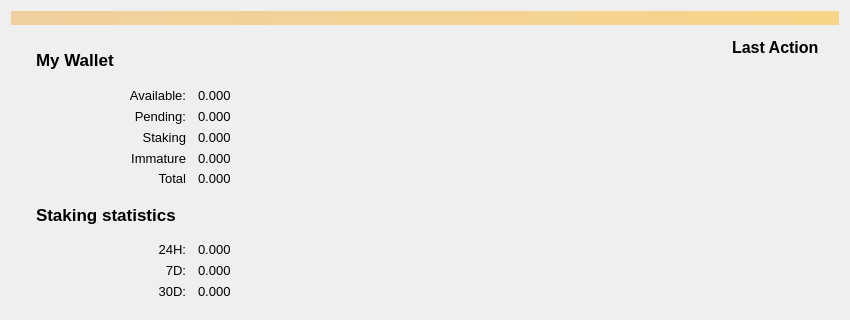
Above: src/qt/forms/overviewpage.ui from mammix2/boostcoin before the change; both pictures show x 0 to 850 and y 0 to 320 of the 850 by 505 pixel window. Below: the same form after it.
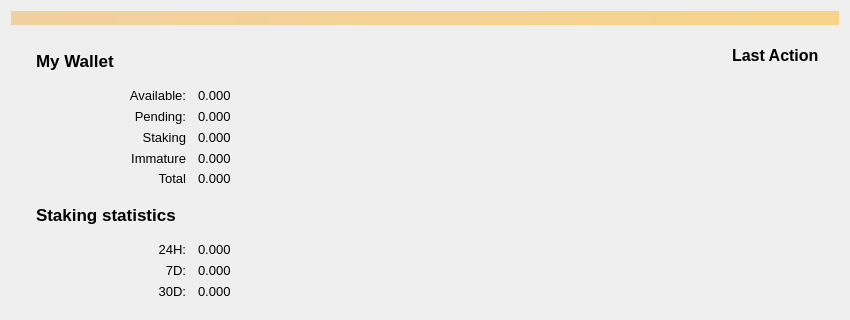
That is the form after the change. Icons and pictures are not drawn.

The edit to the form file:
```diff
--- a/src/qt/forms/overviewpage.ui
+++ b/src/qt/forms/overviewpage.ui
@@ -89,7 +89,7 @@
            <number>10</number>
           </property>
           <property name="bottomMargin">
-           <number>15</number>
+           <number>25</number>
           </property>
           <item>
            <layout class="QHBoxLayout" name="horizontalLayout_9">
@@ -136,7 +136,7 @@
                <string>My Wallet</string>
               </property>
               <property name="alignment">
-               <set>Qt::AlignLeading|Qt::AlignLeft|Qt::AlignVCenter</set>
+               <set>Qt::AlignBottom|Qt::AlignLeading|Qt::AlignLeft</set>
               </property>
               <property name="margin">
                <number>-1</number>
@@ -188,7 +188,7 @@
               </property>
               <property name="sizeHint" stdset="0">
                <size>
-                <width>27</width>
+                <width>20</width>
                 <height>22</height>
                </size>
               </property>
@@ -823,6 +823,9 @@
             <property name="sizeConstraint">
              <enum>QLayout::SetDefaultConstraint</enum>
             </property>
+            <property name="topMargin">
+             <number>8</number>
+            </property>
             <item>
              <spacer name="horizontalSpacer_12">
               <property name="orientation">
```
